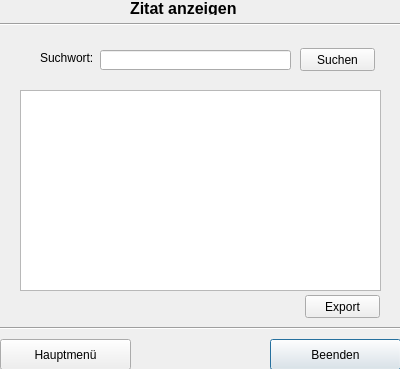
Qt form ZitatErfassung/frmzitatanzeigen.ui (TrialAnd404/MyRepo) before a commit.
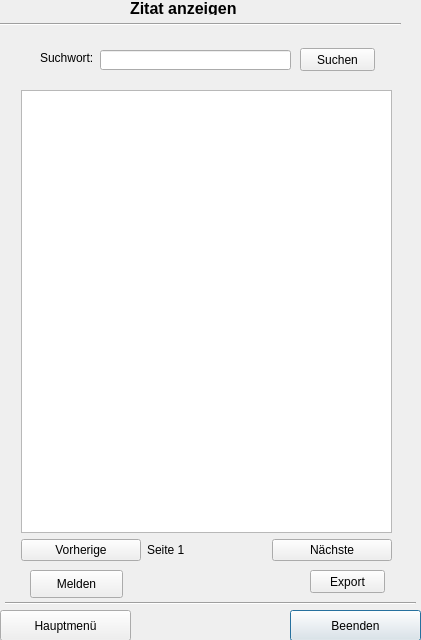
The same form after that commit.

Patch:
```diff
--- a/ZitatErfassung/frmzitatanzeigen.ui
+++ b/ZitatErfassung/frmzitatanzeigen.ui
@@ -6,8 +6,8 @@
    <rect>
     <x>0</x>
     <y>0</y>
-    <width>400</width>
-    <height>369</height>
+    <width>421</width>
+    <height>640</height>
    </rect>
   </property>
   <property name="windowTitle">
@@ -16,8 +16,8 @@
   <widget class="QPushButton" name="pbBeenden">
    <property name="geometry">
     <rect>
-     <x>270</x>
-     <y>339</y>
+     <x>290</x>
+     <y>610</y>
      <width>131</width>
      <height>31</height>
     </rect>
@@ -56,7 +56,7 @@
    <property name="geometry">
     <rect>
      <x>0</x>
-     <y>339</y>
+     <y>610</y>
      <width>131</width>
      <height>31</height>
     </rect>
@@ -68,8 +68,8 @@
   <widget class="Line" name="line">
    <property name="geometry">
     <rect>
-     <x>0</x>
-     <y>320</y>
+     <x>5</x>
+     <y>595</y>
      <width>411</width>
      <height>16</height>
     </rect>
@@ -114,21 +114,11 @@
     <string>Suchen</string>
    </property>
   </widget>
-  <widget class="QListView" name="lwZitate">
-   <property name="geometry">
-    <rect>
-     <x>20</x>
-     <y>90</y>
-     <width>361</width>
-     <height>201</height>
-    </rect>
-   </property>
-  </widget>
   <widget class="QPushButton" name="pbExport">
    <property name="geometry">
     <rect>
-     <x>305</x>
-     <y>295</y>
+     <x>310</x>
+     <y>570</y>
      <width>75</width>
      <height>23</height>
     </rect>
@@ -137,6 +127,58 @@
     <string>Export</string>
    </property>
   </widget>
+  <widget class="QWidget" name="layoutWidget">
+   <property name="geometry">
+    <rect>
+     <x>21</x>
+     <y>90</y>
+     <width>371</width>
+     <height>471</height>
+    </rect>
+   </property>
+   <layout class="QGridLayout" name="gridLayout">
+    <item row="0" column="0" colspan="3">
+     <widget class="QListWidget" name="lwAusgabe"/>
+    </item>
+    <item row="1" column="0">
+     <widget class="QPushButton" name="btnPrev">
+      <property name="text">
+       <string>Vorherige</string>
+      </property>
+     </widget>
+    </item>
+    <item row="1" column="1">
+     <widget class="QLabel" name="lblSeite">
+      <property name="layoutDirection">
+       <enum>Qt::LeftToRight</enum>
+      </property>
+      <property name="text">
+       <string>Seite 1</string>
+      </property>
+     </widget>
+    </item>
+    <item row="1" column="2">
+     <widget class="QPushButton" name="btnNext">
+      <property name="text">
+       <string>Nächste</string>
+      </property>
+     </widget>
+    </item>
+   </layout>
+  </widget>
+  <widget class="QPushButton" name="btnMelden">
+   <property name="geometry">
+    <rect>
+     <x>30</x>
+     <y>570</y>
+     <width>93</width>
+     <height>28</height>
+    </rect>
+   </property>
+   <property name="text">
+    <string>Melden</string>
+   </property>
+  </widget>
  </widget>
  <resources/>
  <connections/>
```
